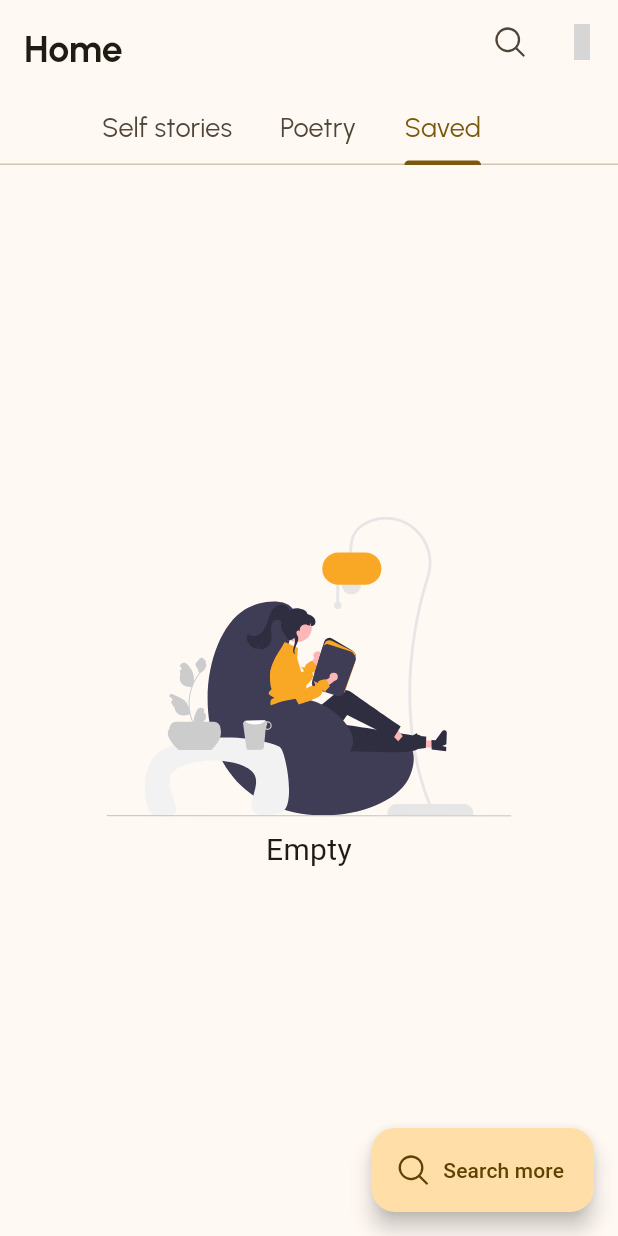
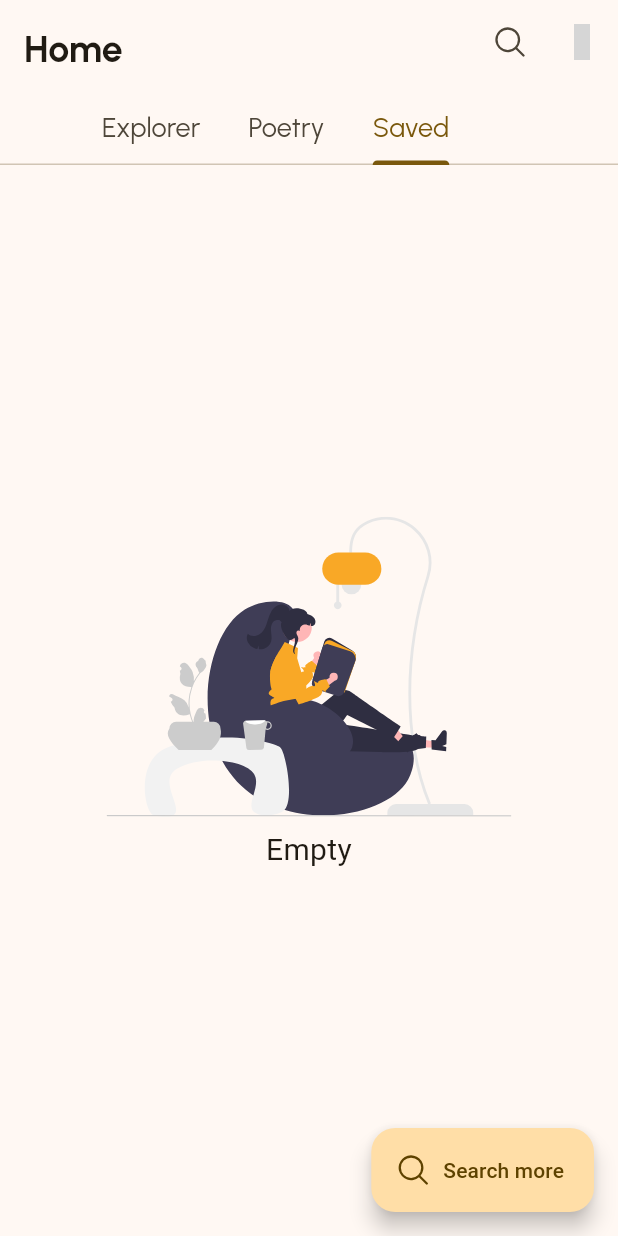
Before and after one commit to Anslem27/writefolio, a Flutter app: the HomeScreen screen opened by its route, tab 3 chosen, on a phone screen of 412 x 824 dp. Run offline on Flutter 3.47's test engine with Material 2 defaults, Android fonts, the phone set to English and light mode, and no system bars; our stand-ins replace cached_network_image, eva_icons_flutter, flutter_phosphor_icons, flutter_svg, google_fonts, hive and 5 more; missing offline and left inert: animated_snack_bar, auto_size_text_field, clipboard, flutter_quill; accounts and stored records are empty; grey boxes are pictures that could not be loaded.

Commit message:
switched rself to explorer

```diff
--- a/lib/screens/home/components/r-self.dart
+++ b/lib/screens/home/components/explorer.dart
@@ -4,14 +4,14 @@ import 'package:flutter/cupertino.dart';
 import 'package:google_fonts/google_fonts.dart';
 import 'package:writefolio/utils/widgets/shimmer_component.dart';
 
-class RSelf extends StatefulWidget {
-  const RSelf({super.key});
+class Explorer extends StatefulWidget {
+  const Explorer({super.key});
 
   @override
-  State<RSelf> createState() => _RSelfState();
+  State<Explorer> createState() => _ExplorerState();
 }
 
-class _RSelfState extends State<RSelf> {
+class _ExplorerState extends State<Explorer> {
   @override
   Widget build(BuildContext context) {
     return SingleChildScrollView(
@@ -23,7 +23,8 @@ class _RSelfState extends State<RSelf> {
           Padding(
             padding: const EdgeInsets.all(8.0),
             child: Text(
-              "Find Inspiration from people expressing them-selves.",
+              "Explorer\nand find Inspiration.",
+              textAlign: TextAlign.start,
               style: GoogleFonts.urbanist(
                 fontWeight: FontWeight.w500,
                 fontSize: 25,
--- a/lib/screens/home/home.dart
+++ b/lib/screens/home/home.dart
@@ -5,7 +5,7 @@ import 'package:google_fonts/google_fonts.dart';
 import 'package:writefolio/screens/home/poem_view.dart';
 import 'package:writefolio/screens/home/components/poemsearch.dart';
 import '../../utils/widgets/shimmer_component.dart';
-import 'components/r-self.dart';
+import 'components/explorer.dart';
 import 'saved_poems.dart';
 
 class HomeScreen extends StatefulWidget {
@@ -80,7 +80,7 @@ class _HomeScreenState extends State<HomeScreen> with TickerProviderStateMixin {
             child: TabBarView(
               controller: tabcontroller,
               children: const [
-                RSelf(),
+                Explorer(),
                 PoemView(),
                 SavedPoemsScreen(),
               ],
@@ -106,7 +106,7 @@ class _HomeScreenState extends State<HomeScreen> with TickerProviderStateMixin {
   final List<Tab> _tabs = [
     Tab(
       child: Text(
-        "Self stories",
+        "Explorer",
         style: GoogleFonts.urbanist(
           fontSize: 18,
           fontWeight: FontWeight.w400,
```
